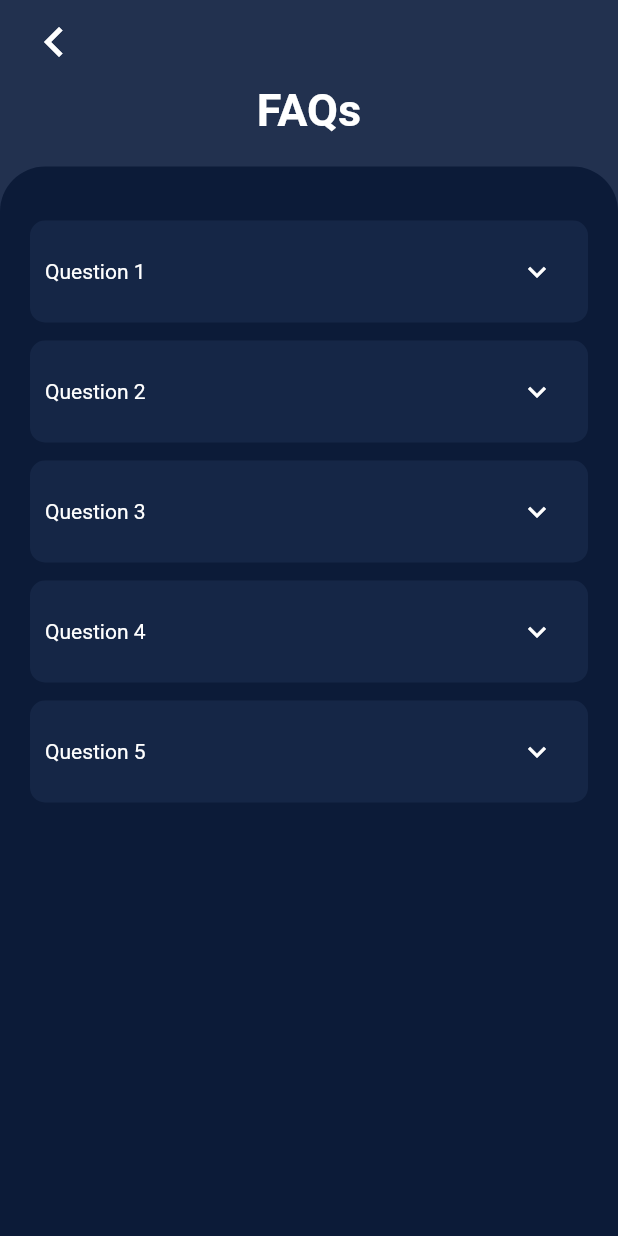
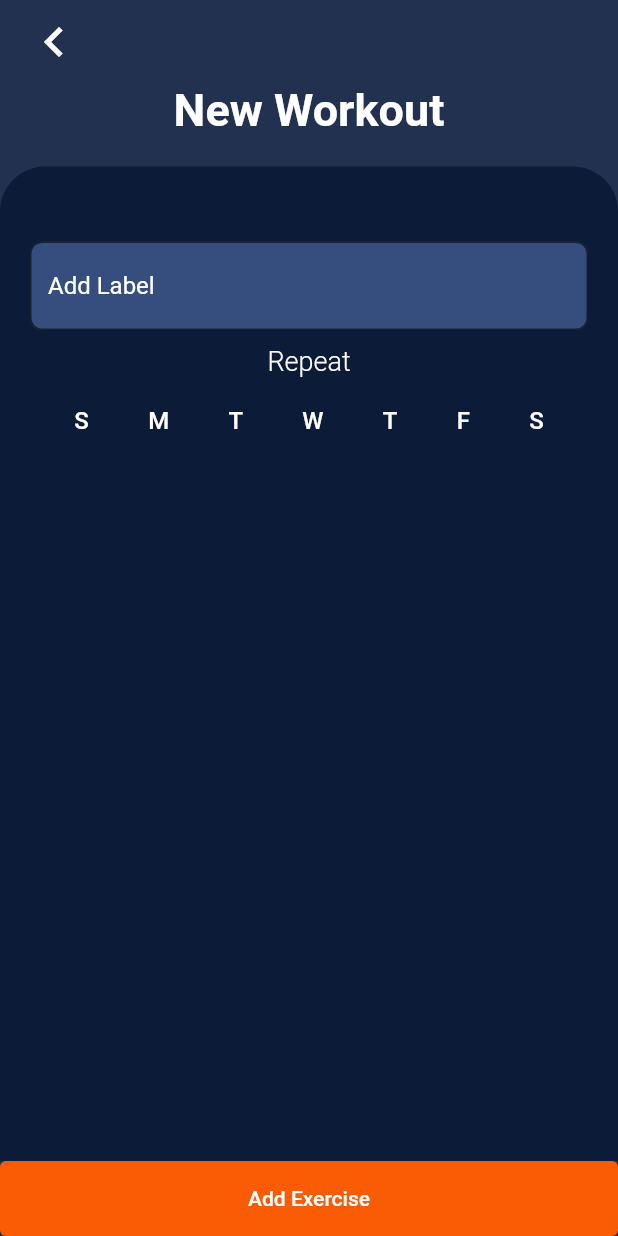
Before and after one commit to striver03/Fitness_App, a Flutter app: the screen it shows after launch, on a phone screen of 412 x 824 dp. Run offline on Flutter 3.47's test engine with Material 2 defaults, Android fonts, the phone set to English and light mode, and no system bars; our stand-ins replace font_awesome_flutter, numberpicker, table_calendar; missing offline and left inert: flutter_rounded_date_picker.

```diff
--- /dev/null
+++ b/fitness_app/lib/add_workout/add_workout_screen.dart
@@ -0,0 +1,110 @@
+import 'package:flutter/material.dart';
+
+import 'repetition.dart';
+
+class AddWorkoutScreen extends StatelessWidget {
+  const AddWorkoutScreen({Key? key}) : super(key: key);
+
+  @override
+  Widget build(BuildContext context) {
+    final deviceSize = MediaQuery.of(context).size;
+    return Scaffold(
+      backgroundColor: Theme.of(context).backgroundColor,
+      appBar: AppBar(
+        elevation: 0,
+        backgroundColor: Colors.transparent,
+        title: Row(
+          children: const <Widget>[
+            Align(
+              alignment: Alignment.centerLeft,
+              child: Icon(
+                Icons.chevron_left,
+                size: 40,
+              ),
+            ),
+          ],
+        ),
+      ),
+      body: SafeArea(
+        child: Column(
+          children: <Widget>[
+            Container(
+              alignment: Alignment.center,
+              child: const Text(
+                "New Workout",
+                style: TextStyle(
+                  fontSize: 30,
+                  fontWeight: FontWeight.bold,
+                ),
+              ),
+            ),
+            Expanded(
+              child: Container(
+                margin: const EdgeInsets.only(top: 20),
+                padding: const EdgeInsets.symmetric(
+                  vertical: 30,
+                  horizontal: 20,
+                ),
+                decoration: BoxDecoration(
+                  color: Theme.of(context).primaryColor,
+                  borderRadius: const BorderRadius.only(
+                    topLeft: Radius.circular(30),
+                    topRight: Radius.circular(30),
+                  ),
+                ),
+                child: ListView(
+                  children: <Widget>[
+                    Container(
+                      margin: const EdgeInsets.only(top: 20),
+                      width: deviceSize.width * 0.8,
+                      child: TextFormField(
+                        decoration: InputDecoration(
+                          hintText: "Add Label",
+                          hintStyle: const TextStyle(color: Colors.white),
+                          fillColor: Theme.of(context).accentColor,
+                          filled: true,
+                          border: OutlineInputBorder(
+                            borderRadius: BorderRadius.circular(8),
+                          ),
+                        ),
+                      ),
+                    ),
+                    Container(
+                      margin: const EdgeInsets.symmetric(vertical: 10),
+                      alignment: Alignment.center,
+                      child: const Text(
+                        "Repeat",
+                        style: TextStyle(
+                          fontWeight: FontWeight.w300,
+                          fontSize: 18,
+                        ),
+                      ),
+                    ),
+                    const Repetition(),
+                  ],
+                ),
+              ),
+            ),
+            Container(
+              margin: const EdgeInsets.all(0),
+              height: 50,
+              width: double.infinity,
+              child: TextButton(
+                child: const Text(
+                  "Add Exercise",
+                  style: TextStyle(
+                    color: Colors.white,
+                  ),
+                ),
+                style: TextButton.styleFrom(
+                  backgroundColor: const Color(0XFFF95C04),
+                ),
+                onPressed: () {},
+              ),
+            ),
+          ],
+        ),
+      ),
+    );
+  }
+}
--- /dev/null
+++ b/fitness_app/lib/add_workout/repetition.dart
@@ -0,0 +1,64 @@
+import 'package:flutter/material.dart';
+
+var _daysMap = {
+  'Sunday': false,
+  'Monday': false,
+  'Tuesday': false,
+  'Wednesday': false,
+  'Thursday': false,
+  'Friday': false,
+  'Saturday': false,
+};
+
+class Repetition extends StatefulWidget {
+  const Repetition({Key? key}) : super(key: key);
+
+  @override
+  _RepetitionState createState() => _RepetitionState();
+}
+
+class _RepetitionState extends State<Repetition> {
+  TextButton _buildDaysButton(BuildContext ctx, String day, String weekDay) {
+    return TextButton(
+      child: Text(
+        day,
+        style: const TextStyle(
+          color: Colors.white,
+          fontSize: 16,
+        ),
+      ),
+      style: TextButton.styleFrom(
+        padding: const EdgeInsets.all(10),
+        minimumSize: Size.zero,
+        tapTargetSize: MaterialTapTargetSize.shrinkWrap,
+        shape: const CircleBorder(),
+        backgroundColor: _daysMap[weekDay] == true
+            ? Theme.of(ctx).accentColor
+            : Colors.transparent,
+      ),
+      onPressed: () {
+        setState(() {
+          _daysMap[weekDay] == true
+              ? _daysMap[weekDay] = false
+              : _daysMap[weekDay] = true;
+        });
+      },
+    );
+  }
+
+  @override
+  Widget build(BuildContext context) {
+    return Row(
+      mainAxisAlignment: MainAxisAlignment.spaceEvenly,
+      children: <Widget>[
+        _buildDaysButton(context, "S", "Sunday"),
+        _buildDaysButton(context, "M", "Monday"),
+        _buildDaysButton(context, "T", "Tuesday"),
+        _buildDaysButton(context, "W", "Wednesday"),
+        _buildDaysButton(context, "T", "Thursday"),
+        _buildDaysButton(context, "F", "Friday"),
+        _buildDaysButton(context, "S", "Saturday"),
+      ],
+    );
+  }
+}
--- a/fitness_app/lib/main.dart
+++ b/fitness_app/lib/main.dart
@@ -2,9 +2,11 @@ import 'package:flutter/material.dart';
 
 import 'login/login_screen.dart';
 import 'signup/signup_screen.dart';
+import 'profile/profile_screen.dart';
 import 'add_exercise/add_exercise_screen.dart';
+import 'add_workout/add_workout_screen.dart';
+import 'calendar/calendar_screen.dart';
 import 'faq/faq_screen.dart';
-import 'profile/profile_screen.dart';
 
 void main() => runApp(const MyApp());
 
@@ -42,7 +44,7 @@ class _MyAppState extends State<MyApp> {
         ),
         iconTheme: const IconThemeData(color: Colors.white),
       ),
-      home: const FAQScreen(),
+      home: const AddWorkoutScreen(),
     );
   }
 }
--- a/fitness_app/lib/signup/passwordSignUp.dart
+++ b/fitness_app/lib/signup/passwordSignUp.dart
@@ -23,11 +23,9 @@ class _PasswordSignUpState extends State<PasswordSignUp> {
             alignment: Alignment.centerLeft,
             child: const Text(
               "Confirm Password",
-              style: TextStyle(color: Colors.white),
             ),
           ),
           TextFormField(
-            style: const TextStyle(color: Colors.white),
             decoration: InputDecoration(
               prefixIcon: const Icon(
                 Icons.vpn_key,
--- a/fitness_app/pubspec.yaml
+++ b/fitness_app/pubspec.yaml
@@ -37,6 +37,8 @@ dependencies:
   flutter_rounded_date_picker: ^2.0.2
   numberpicker: ^2.1.1
   font_awesome_flutter: ^9.2.0
+  table_calendar: ^3.0.3
+  intl: ^0.17.0
 
 dev_dependencies:
   flutter_test:
```
Also changed, not shown: fitness_app/lib/calendar/activity.dart (added, +59 -0 lines), fitness_app/lib/calendar/calendar.dart (added, +76 -0 lines), fitness_app/lib/calendar/calendar_screen.dart (added, +47 -0 lines), fitness_app/lib/signup/signup_screen.dart (+13 -8 lines), Figma Files/undraw_no_data_re_kwbl.svg (added), fitness_app/pubspec.lock.
